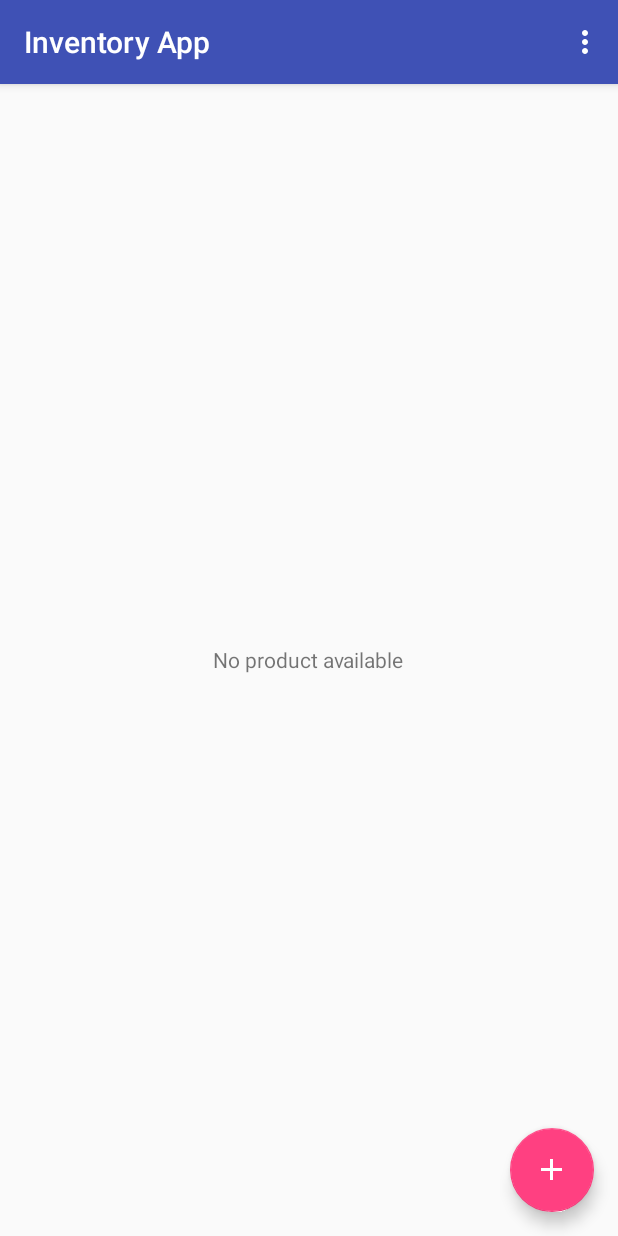
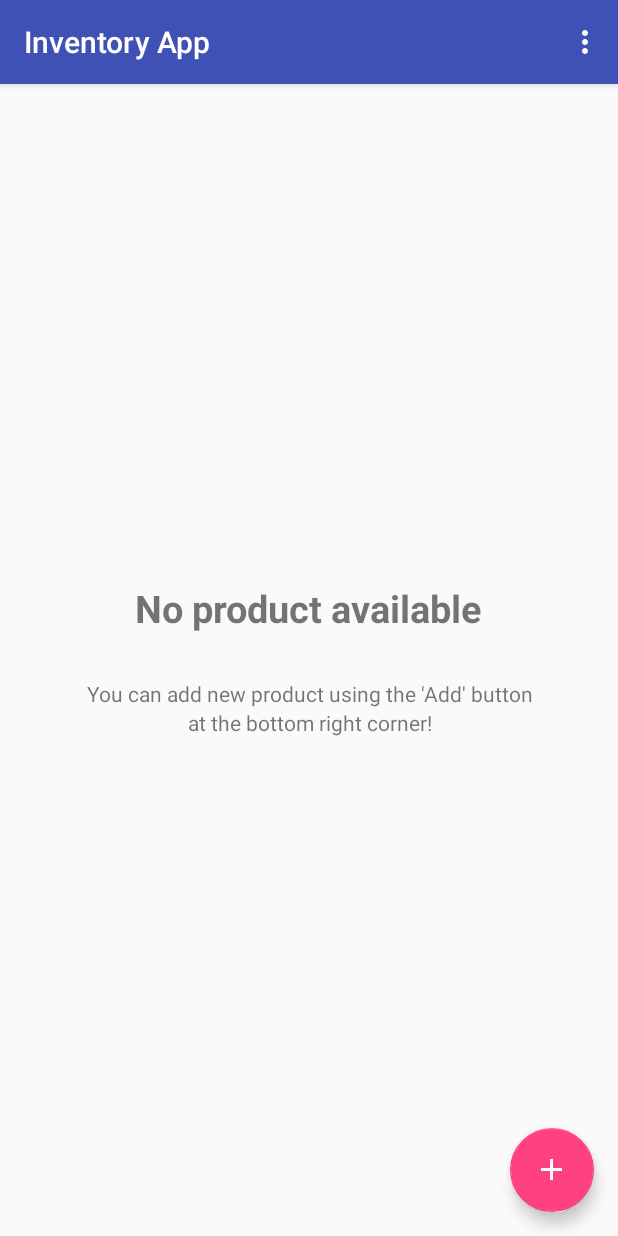
Before and after one commit to biroistv/abnd-inventory-app-stage2, an Android app: the screen it shows after launch (MainActivity), on a phone screen of 412 x 824 dp. Run offline under Robolectric (Android 15) with nearby library versions, the phone set to English and light mode, and no system bars; our stand-ins replace ButterKnife.

Commit message:
finishing the project
#Added
- comments

#Removed

#Changed

#Misc

```diff
--- a/app/build.gradle
+++ b/app/build.gradle
@@ -5,7 +5,7 @@ android {
     defaultConfig {
         applicationId "com.example.biro.inventoryapp"
         minSdkVersion 16
-        targetSdkVersion 28
+        targetSdkVersion 27
         versionCode 1
         versionName "1.0"
         testInstrumentationRunner "android.support.test.runner.AndroidJUnitRunner"
--- a/app/src/main/java/com/example/biro/inventoryapp/MainActivity.java
+++ b/app/src/main/java/com/example/biro/inventoryapp/MainActivity.java
@@ -63,6 +63,8 @@ public class MainActivity extends AppCompatActivity implements LoaderManager.Loa
         productListView.setEmptyView(emptyView);
         productListView.setAdapter(mCursorAdapter);
 
+        // Setting up listeners on each item in the listView
+        // This navigate as to the Details Layout
         productListView.setOnItemClickListener(new AdapterView.OnItemClickListener() {
             @Override
             public void onItemClick(AdapterView<?> parent, View view, int position, final long id) {
--- a/app/src/main/java/com/example/biro/inventoryapp/data/ProductContract.java
+++ b/app/src/main/java/com/example/biro/inventoryapp/data/ProductContract.java
@@ -6,14 +6,13 @@ import android.provider.BaseColumns;
 
 public final class ProductContract {
 
-    // Building up the uri
     public static final String CONTENT_AUTHORITY = "com.example.biro.inventoryapp";
     private static final Uri BASE_CONTENT_URI = Uri.parse("content://" + CONTENT_AUTHORITY);
     public static final String PATH_PRODUCTS = "products";
 
     public static final class ProductEntry implements BaseColumns {
 
-        // Table information like the table name and the column name stored as constants
+        // Basic table information
         public static final String TABLE_NAME = "products";
         public static final String _ID = BaseColumns._ID;
         public static final String COLUMN_NAME = "name";
@@ -22,7 +21,6 @@ public final class ProductContract {
         public static final String COLUMN_SUPPLIER_NAME = "supplier_name";
         public static final String COLUMN_SUPPLIER_PHONE = "supplier_phone";
 
-        // Creating the content uri
         public static final Uri CONTENT_URI = Uri.withAppendedPath(BASE_CONTENT_URI, PATH_PRODUCTS);
 
         public static final String CONTENT_LIST_TYPE =
--- a/app/src/main/java/com/example/biro/inventoryapp/data/ProductDbHelper.java
+++ b/app/src/main/java/com/example/biro/inventoryapp/data/ProductDbHelper.java
@@ -4,18 +4,17 @@ import android.content.Context;
 import android.database.sqlite.SQLiteDatabase;
 import android.database.sqlite.SQLiteOpenHelper;
 
-public class ProductDbHelper extends SQLiteOpenHelper {
+class ProductDbHelper extends SQLiteOpenHelper {
 
     private static final int DATABASE_VERSION = 1;
     private static final String DATABASE_NAME = "shop.db";
 
-    public ProductDbHelper(Context context) {
+    ProductDbHelper(Context context) {
         super(context, DATABASE_NAME, null, DATABASE_VERSION);
     }
 
     @Override
     public void onCreate(SQLiteDatabase db) {
-        //create table
         String SQL_CREATE_PRODUCTS_TABLE =
                 "CREATE TABLE " + ProductContract.ProductEntry.TABLE_NAME + " (" +
                         ProductContract.ProductEntry._ID + " INTEGER PRIMARY KEY AUTOINCREMENT," +
--- a/app/src/main/java/com/example/biro/inventoryapp/state/Operation.java
+++ b/app/src/main/java/com/example/biro/inventoryapp/state/Operation.java
@@ -1,5 +1,8 @@
 package com.example.biro.inventoryapp.state;
 
+/**
+ *  This enum used on the increase and decrease button method.
+ * */
 public enum Operation {
     INCREASE,
     DECREASE
--- a/app/src/main/java/com/example/biro/inventoryapp/state/State.java
+++ b/app/src/main/java/com/example/biro/inventoryapp/state/State.java
@@ -1,5 +1,9 @@
 package com.example.biro.inventoryapp.state;
-
+/*
+ *   EMPTY - there is no character in the string
+ *   INVALID - the string is not a valid data
+ *   VALID - the string is valid
+ * */
 public enum State {
     EMPTY,
     INVALID,
--- a/app/src/main/res/layout/activity_main.xml
+++ b/app/src/main/res/layout/activity_main.xml
@@ -5,19 +5,36 @@
     android:layout_height="match_parent"
     tools:context=".MainActivity">
 
-    <RelativeLayout
+        <LinearLayout
+            xmlns:android="http://schemas.android.com/apk/res/android"
             android:id="@+id/empty_view"
-        xmlns:android="http://schemas.android.com/apk/res/android"
+            android:orientation="vertical"
             android:layout_width="match_parent"
-        android:layout_height="match_parent">
+            android:layout_height="match_parent"
+            android:gravity="center">
 
             <TextView
-            android:layout_centerInParent="true"
+                android:gravity="center"
+                android:textSize="25sp"
+                android:textStyle="bold"
+                android:layout_marginBottom="30dp"
                 android:layout_width="wrap_content"
                 android:layout_height="wrap_content"
                 android:text="@string/no_product_available"/>
 
-    </RelativeLayout>
+            <TextView
+                android:gravity="center"
+                android:layout_width="wrap_content"
+                android:layout_height="wrap_content"
+                android:text="@string/you_can_add_new_product_using_the_add_button"/>
+
+            <TextView
+                android:gravity="center"
+                android:layout_width="wrap_content"
+                android:layout_height="wrap_content"
+                android:text="@string/at_the_bottom_right_corner"/>
+
+        </LinearLayout>
 
     <ListView
         android:id="@+id/main_list_view"
--- a/app/src/main/res/values/strings.xml
+++ b/app/src/main/res/values/strings.xml
@@ -43,6 +43,8 @@
     <string name="colon_plus_text">:\u0020%1$s</string>
     <string name="colon_price_dollar">:\u0020%1$s\u0020$</string>
     <string name="you_cant_delete_x_product">You can\'t delete %1$d product!</string>
-    <string name="ok_text">Ok</string>
+    <string name="ok_text">OK</string>
     <string name="cancel_text">Cancel</string>
+    <string name="you_can_add_new_product_using_the_add_button">You can add new product using the \'Add\' button</string>
+    <string name="at_the_bottom_right_corner">at the bottom right corner!</string>
 </resources>
```
Also changed, not shown: app/src/main/java/com/example/biro/inventoryapp/DetailsActivity.java (+28 -1 lines), app/src/main/java/com/example/biro/inventoryapp/EditActivity.java (+10 -9 lines), app/src/main/java/com/example/biro/inventoryapp/adapter/ProductCursorAdapter.java (+8 -2 lines), app/src/main/java/com/example/biro/inventoryapp/data/DatabaseHandler.java (+36 -3 lines), app/src/main/java/com/example/biro/inventoryapp/data/ProductProvider.java (+2 -10 lines), app/src/main/java/com/example/biro/inventoryapp/product/Product.java (+39 -9 lines), app/src/main/java/com/example/biro/inventoryapp/product/ProductValidationHandler.java (+35 -0 lines). Lines whose indentation alone changed are shown as unchanged.
